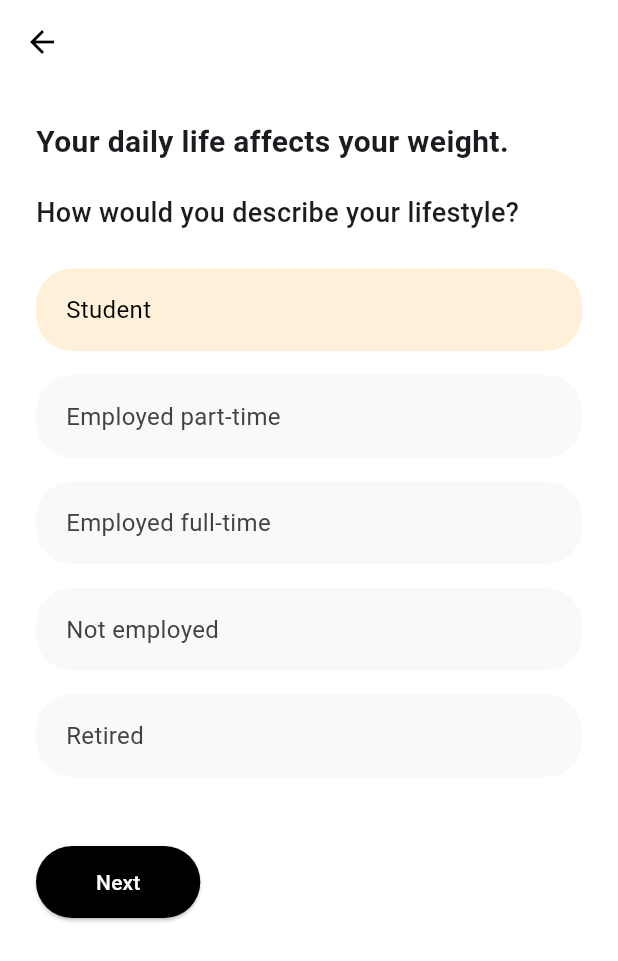
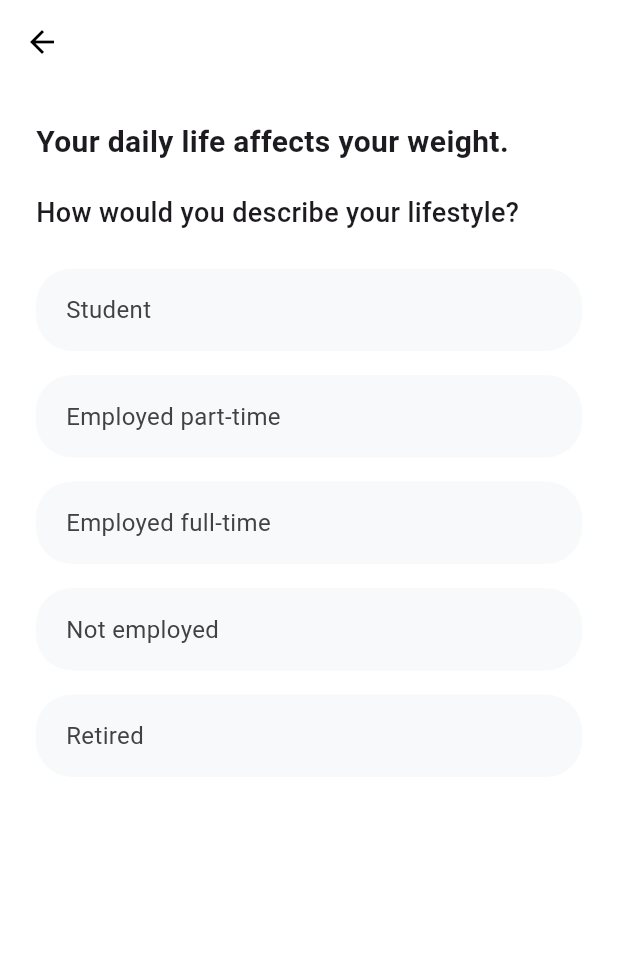
Before and after one commit to TaVanDuc2005/FitTracker, a Flutter app: the LifestyleScreen screen opened directly, on a phone screen of 412 x 824 dp. Shown: the top 961 px of the screen. Run offline on Flutter 3.47's test engine with Material 3 defaults, Android fonts, the phone set to English and light mode, and no system bars; our stand-ins replace fl_chart, image_picker.

Commit message:
Sửa nút Next với phần gender, height, weight nhập xong 1 cái mới hiện cái tiếp theo

```diff
--- a/fittracker_source/lib/Screens/initial_screen/Page1.dart
+++ b/fittracker_source/lib/Screens/initial_screen/Page1.dart
@@ -86,7 +86,10 @@ class WelcomeScreen extends StatelessWidget {
                   ),
                   backgroundColor: Colors.black87,
                 ),
-                child: const Text("Start", style: TextStyle(fontSize: 18)),
+                child: const Text(
+                  "Start",
+                  style: TextStyle(fontSize: 18, color: Colors.white),
+                ),
               ),
             ),
           ],
--- a/fittracker_source/lib/Screens/initial_screen/Page3.dart
+++ b/fittracker_source/lib/Screens/initial_screen/Page3.dart
@@ -136,7 +136,10 @@ class _EnterNameScreenState extends State<EnterNameScreen> {
                     ),
                     backgroundColor: Colors.black87,
                   ),
-                  child: const Text("Next", style: TextStyle(fontSize: 18)),
+                  child: const Text(
+                    "Next",
+                    style: TextStyle(fontSize: 18, color: Colors.white),
+                  ),
                 ),
               ),
           ],
--- a/fittracker_source/lib/Screens/initial_screen/Page5.dart
+++ b/fittracker_source/lib/Screens/initial_screen/Page5.dart
@@ -9,7 +9,7 @@ class LifestyleScreen extends StatefulWidget {
 }
 
 class _LifestyleScreenState extends State<LifestyleScreen> {
-  String selectedLifestyle = "Student";
+  String selectedLifestyle = "";
 
   final List<String> options = [
     "Student",
@@ -19,24 +19,33 @@ class _LifestyleScreenState extends State<LifestyleScreen> {
     "Retired",
   ];
 
+  // Kiểm tra đã chọn lifestyle chưa
+  bool get isLifestyleSelected => selectedLifestyle.isNotEmpty;
+
   @override
   Widget build(BuildContext context) {
     return Scaffold(
       backgroundColor: Colors.white,
       appBar: AppBar(
-        // ✅ Thêm AppBar với nút Back
         backgroundColor: Colors.white,
         elevation: 0,
         leading: IconButton(
           icon: const Icon(Icons.arrow_back, color: Colors.black),
           onPressed: () {
-            Navigator.pop(context); // ✅ Quay về page 2
+            Navigator.pop(context);
           },
         ),
       ),
-      body: SafeArea(
+      body: Stack(
+        children: [
+          SafeArea(
             child: Padding(
-          padding: const EdgeInsets.fromLTRB(24, 24, 24, 0),
+              padding: const EdgeInsets.fromLTRB(
+                24,
+                24,
+                24,
+                100,
+              ), // Thêm bottom padding cho button
               child: Column(
                 crossAxisAlignment: CrossAxisAlignment.start,
                 children: [
@@ -52,7 +61,9 @@ class _LifestyleScreenState extends State<LifestyleScreen> {
                   const SizedBox(height: 24),
 
                   // Danh sách lựa chọn
-              Column(
+                  Expanded(
+                    child: SingleChildScrollView(
+                      child: Column(
                         children: options.map((item) {
                           final isSelected = selectedLifestyle == item;
                           return GestureDetector(
@@ -78,43 +89,58 @@ class _LifestyleScreenState extends State<LifestyleScreen> {
                                 item,
                                 style: TextStyle(
                                   fontSize: 16,
-                          color: isSelected ? Colors.black : Colors.grey[800],
+                                  color: isSelected
+                                      ? Colors.black
+                                      : Colors.grey[800],
                                 ),
                               ),
                             ),
                           );
                         }).toList(),
                       ),
-
-              const SizedBox(height: 30),
-
-              // Nút Next
-              ElevatedButton(
-                onPressed: () {
-                  Navigator.push(
-                    context,
-                    MaterialPageRoute(
-                      builder: (context) => const DietaryRestrictionsScreen6(),
                     ),
-                  );
-                },
-                style: ElevatedButton.styleFrom(
-                  backgroundColor: Colors.black,
-                  foregroundColor: Colors.white,
-                  shape: RoundedRectangleBorder(
-                    borderRadius: BorderRadius.circular(24),
-                  ),
-                  padding: const EdgeInsets.symmetric(
-                    horizontal: 40,
-                    vertical: 14,
-                  ),
-                ),
-                child: const Text("Next"),
                   ),
                 ],
               ),
             ),
           ),
+
+          // Nút Next - Chỉ hiện khi đã chọn lifestyle
+          if (isLifestyleSelected)
+            Positioned(
+              bottom: 30,
+              left: 24,
+              right: 24,
+              child: AnimatedOpacity(
+                opacity: isLifestyleSelected ? 1.0 : 0.0,
+                duration: const Duration(milliseconds: 300),
+                child: ElevatedButton(
+                  onPressed: () {
+                    Navigator.push(
+                      context,
+                      MaterialPageRoute(
+                        builder: (context) =>
+                            const DietaryRestrictionsScreen6(),
+                      ),
+                    );
+                  },
+                  style: ElevatedButton.styleFrom(
+                    backgroundColor: Colors.black87,
+                    foregroundColor: Colors.white,
+                    shape: RoundedRectangleBorder(
+                      borderRadius: BorderRadius.circular(30),
+                    ),
+                    padding: const EdgeInsets.symmetric(vertical: 14),
+                  ),
+                  child: const Text(
+                    "Next",
+                    style: TextStyle(fontSize: 18, color: Colors.white),
+                  ),
+                ),
+              ),
+            ),
+        ],
+      ),
     );
   }
 }
--- a/fittracker_source/lib/Screens/initial_screen/Page9.dart
+++ b/fittracker_source/lib/Screens/initial_screen/Page9.dart
@@ -88,7 +88,10 @@ class FoodvisorIntro extends StatelessWidget {
                       borderRadius: BorderRadius.circular(25),
                     ),
                   ),
-                  child: const Text('Next', style: TextStyle(fontSize: 18)),
+                  child: const Text(
+                    'Next',
+                    style: TextStyle(fontSize: 18, color: Colors.white),
+                  ),
                 ),
                 const SizedBox(height: 20),
               ],
--- a/fittracker_source/lib/main.dart
+++ b/fittracker_source/lib/main.dart
@@ -1,4 +1,4 @@
-import 'package:fittracker_source/Screens/active_screen/journal/journal_screen.dart';
+import 'package:fittracker_source/Screens/initial_screen/Page1.dart';
 import 'package:flutter/material.dart';
 
 void main() {
@@ -14,7 +14,7 @@ class MyApp extends StatelessWidget {
       title: 'FitTracker',
       debugShowCheckedModeBanner: false,
       theme: ThemeData(primarySwatch: Colors.green, useMaterial3: true),
-      home: const JournalScreen(),
+      home: const WelcomeScreen(),
     );
   }
 }
```
Also changed, not shown: fittracker_source/lib/Screens/initial_screen/Page4.dart (+44 -5 lines), fittracker_source/lib/Screens/initial_screen/Page6.dart (+21 -11 lines). Lines whose indentation alone changed are shown as unchanged.
